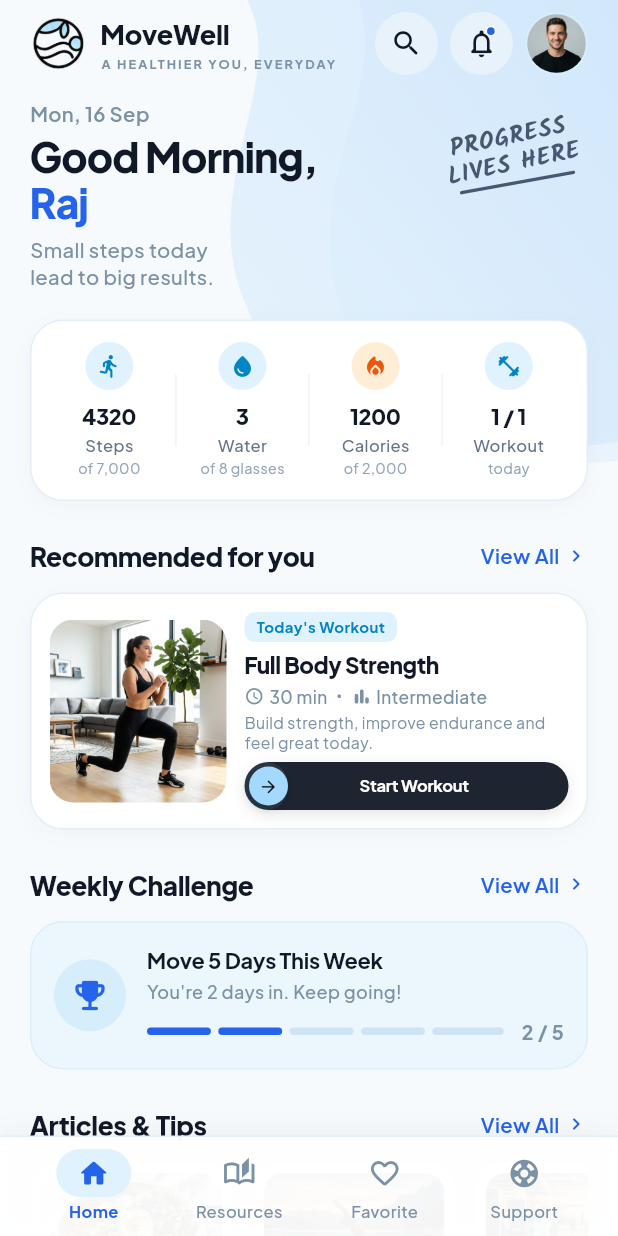
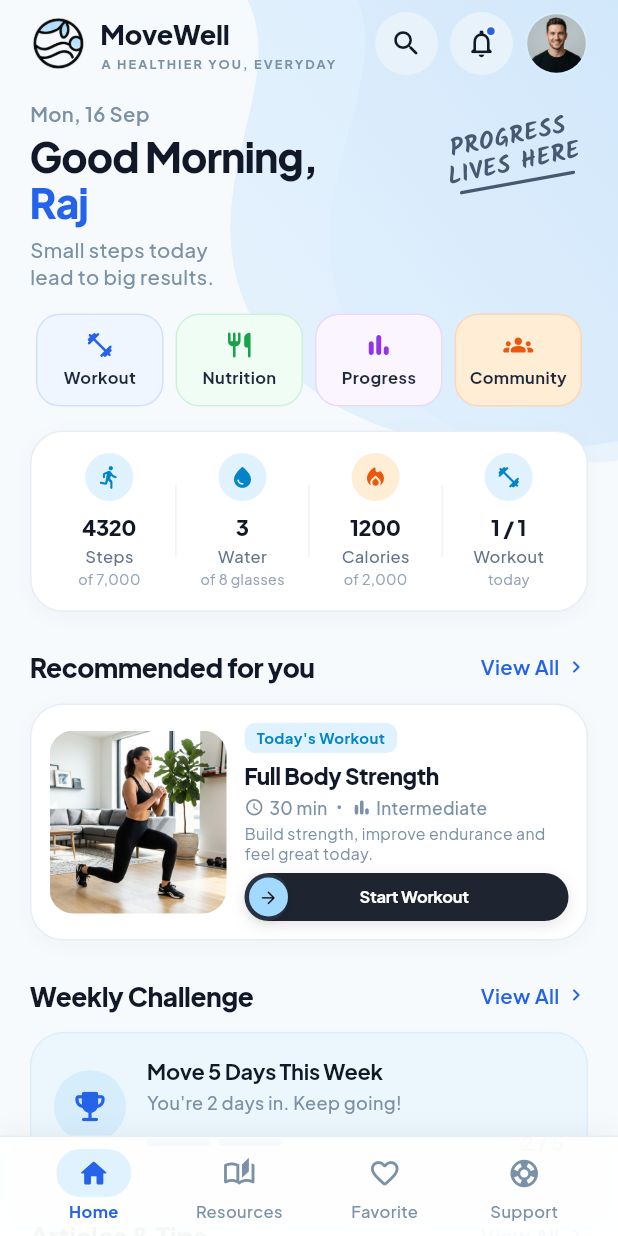
Before and after one commit to Rajkoli145/MoveWell, a Flutter app: the HomeScreen screen opened directly, on a phone screen of 412 x 824 dp. Run offline on Flutter 3.47's test engine with Material 3 defaults, Android fonts, the phone set to English and light mode, and no system bars; our stand-ins replace google_fonts; Roboto replaces fonts that are missing (Arial).

Commit message:
feat: add interactive Top Menu module shortcuts directly to Home Dashboard for Workout, Nutrition, Progress, and Community

```diff
--- a/lib/screens/home_screen.dart
+++ b/lib/screens/home_screen.dart
@@ -377,7 +377,11 @@ class _HomeScreenState extends State<HomeScreen> {
         children: [
           // Greeting & Progress Stamp
           _buildGreetingSection(),
-          const SizedBox(height: 20),
+          const SizedBox(height: 16),
+
+          // Top Modules Shortcut Menu (Workout, Progress, Nutrition, Community)
+          _buildTopModulesMenu(),
+          const SizedBox(height: 16),
 
           // Daily Metrics Stats Card (Steps, Water, Calories, Workout)
           _buildMetricsCard(),
@@ -765,6 +769,101 @@ class _HomeScreenState extends State<HomeScreen> {
           ),
         ),
       ],
+    );
+  }
+
+  // ---------------------------------------------------------------------------
+  // Top Menu / Core Content Modules: 7.1 Workout, 7.2 Progress, 7.3 Nutrition, 7.4 Community
+  // ---------------------------------------------------------------------------
+  Widget _buildTopModulesMenu() {
+    final modules = [
+      {
+        'title': 'Workout',
+        'icon': Icons.fitness_center_rounded,
+        'color': const Color(0xFF2563EB),
+        'bg': const Color(0xFFEFF6FF),
+        'onTap': () => Navigator.of(context).push(
+              MaterialPageRoute<void>(
+                builder: (context) => WorkoutScreen(onBack: () => Navigator.pop(context)),
+              ),
+            ),
+      },
+      {
+        'title': 'Nutrition',
+        'icon': Icons.restaurant_rounded,
+        'color': const Color(0xFF16A34A),
+        'bg': const Color(0xFFF0FDF4),
+        'onTap': () => Navigator.of(context).push(
+              MaterialPageRoute<void>(
+                builder: (context) => NutritionScreen(onBack: () => Navigator.pop(context)),
+              ),
+            ),
+      },
+      {
+        'title': 'Progress',
+        'icon': Icons.bar_chart_rounded,
+        'color': const Color(0xFF9333EA),
+        'bg': const Color(0xFFFAF5FF),
+        'onTap': () => Navigator.of(context).push(
+              MaterialPageRoute<void>(
+                builder: (context) => ProfileViewScreen(
+                  onBack: () => Navigator.pop(context),
+                  onHomeTap: () => Navigator.pop(context),
+                ),
+              ),
+            ),
+      },
+      {
+        'title': 'Community',
+        'icon': Icons.groups_rounded,
+        'color': const Color(0xFFEA580C),
+        'bg': const Color(0xFFFFEDD5),
+        'onTap': () => Navigator.of(context).push(
+              MaterialPageRoute<void>(
+                builder: (context) => const SearchScreen(initialCategory: 'Community'),
+              ),
+            ),
+      },
+    ];
+
+    return Row(
+      children: modules.map((mod) {
+        return Expanded(
+          child: Padding(
+            padding: const EdgeInsets.symmetric(horizontal: 4),
+            child: InkWell(
+              onTap: mod['onTap'] as VoidCallback,
+              borderRadius: BorderRadius.circular(16),
+              child: Container(
+                padding: const EdgeInsets.symmetric(vertical: 10, horizontal: 4),
+                decoration: BoxDecoration(
+                  color: mod['bg'] as Color,
+                  borderRadius: BorderRadius.circular(16),
+                  border: Border.all(
+                    color: (mod['color'] as Color).withValues(alpha: 0.15),
+                    width: 1,
+                  ),
+                ),
+                child: Column(
+                  mainAxisSize: MainAxisSize.min,
+                  children: [
+                    Icon(mod['icon'] as IconData, size: 20, color: mod['color'] as Color),
+                    const SizedBox(height: 4),
+                    Text(
+                      mod['title'] as String,
+                      style: GoogleFonts.plusJakartaSans(
+                        fontSize: 11,
+                        fontWeight: FontWeight.w700,
+                        color: const Color(0xFF1E293B),
+                      ),
+                    ),
+                  ],
+                ),
+              ),
+            ),
+          ),
+        );
+      }).toList(),
     );
   }
 
```
Also changed, not shown: 1 other file.
